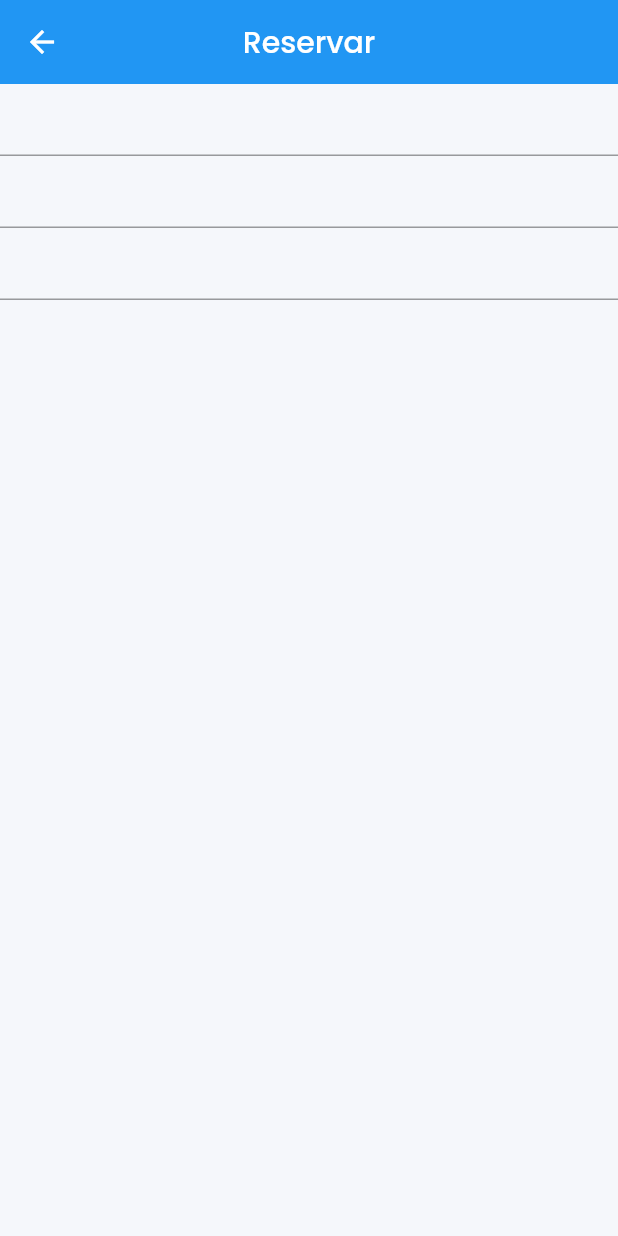
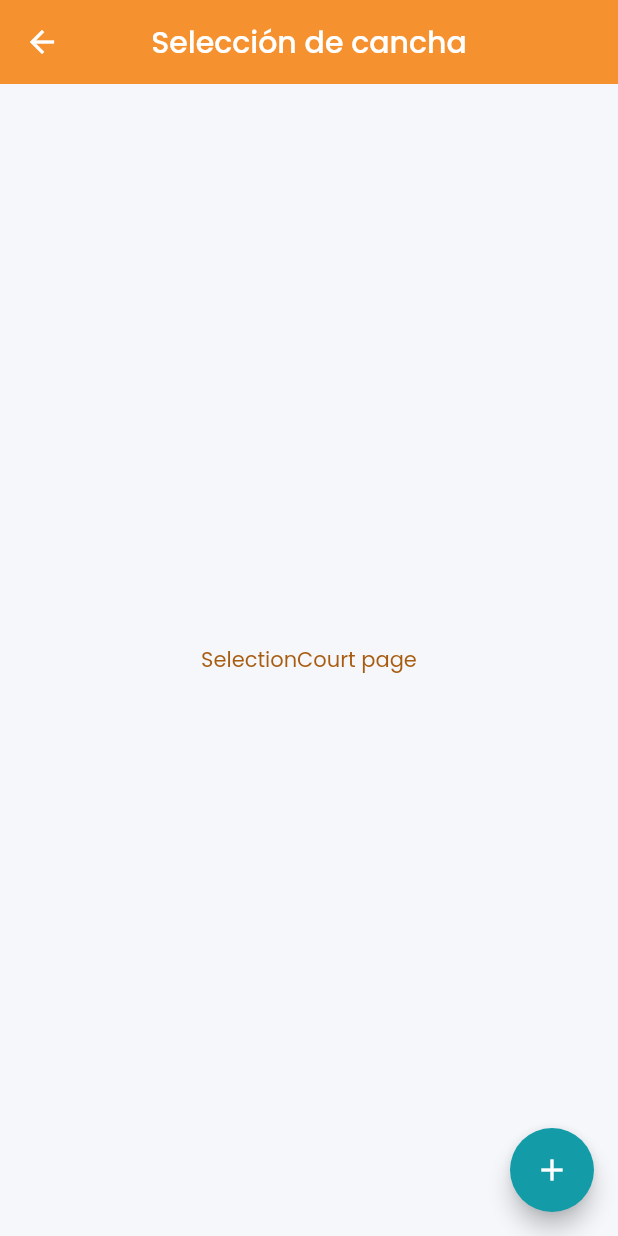
Before and after one commit to alejogrande/agendamientos, a Flutter app: the screen it shows after launch, after a tap on the "add" icon, on a phone screen of 412 x 824 dp. Run offline on Flutter 3.47's test engine with Material 2 defaults, Android fonts, the phone set to English and light mode, and no system bars; our stand-ins replace google_fonts, sqflite; accounts and stored records are empty.

Commit message:
cambio de paleta de colores y creacion de carpetas de seleccion de cancha

```diff
--- a/lib/data/constans.dart
+++ b/lib/data/constans.dart
@@ -2,14 +2,16 @@ class Routes {
   static const String splash = 'splash';
   static const String home = 'home';
   static const String reservation = 'reservation';
+  static const String courtSelection = 'courtSelection';
 }
 
 class Assets {
-   static const String logo = "lib/resources/images/logo.png";
-   static const String splashImage = "lib/resources/images/splash_image.jpg";
-   static const String courtRecreative = "lib/resources/images/splash_image.jpg";
-   static const String courtProfessional = "lib/resources/images/splash_image.jpg";
-   static const String courtTraining = "lib/resources/images/splash_image.jpg";
+  static const String logo = "lib/resources/images/logo.png";
+  static const String splashImage = "lib/resources/images/splash_image.jpg";
+  static const String courtRecreative = "lib/resources/images/splash_image.jpg";
+  static const String courtProfessional =
+      "lib/resources/images/splash_image.jpg";
+  static const String courtTraining = "lib/resources/images/splash_image.jpg";
 }
 
 class Const {
--- a/lib/data/routes/routes.dart
+++ b/lib/data/routes/routes.dart
@@ -1,4 +1,5 @@
 import 'package:agendamientos/data/constans.dart';
+import 'package:agendamientos/features/court_selection/court_selection.dart';
 import 'package:agendamientos/features/home/home_screen.dart';
 import 'package:agendamientos/features/reservation/reservation_screen.dart';
 import 'package:agendamientos/features/splash/splash_screen.dart';
@@ -8,4 +9,5 @@ final Map<String, Widget Function(BuildContext)> appRoutes = {
   Routes.splash: (_) => const SplashScreen(),
   Routes.home: (_) => const HomeScreen(),
   Routes.reservation: (_) => const ReservationScreen(),
+  Routes.courtSelection: (_) => const CourtSelectionScreen(),
 };
--- a/lib/features/court_selection/court_selection.dart
+++ b/lib/features/court_selection/court_selection.dart
@@ -0,0 +1,31 @@
+import 'package:flutter/material.dart';
+import 'package:agendamientos/data/constans.dart';
+
+class CourtSelectionScreen extends StatefulWidget {
+  const CourtSelectionScreen({Key? key}) : super(key: key);
+
+  @override
+
+  _CourtSelectionScreenState createState() => _CourtSelectionScreenState();
+}
+
+class _CourtSelectionScreenState extends State<CourtSelectionScreen> {
+
+  @override
+  void initState() {
+    super.initState();
+  }
+
+  @override
+  Widget build(BuildContext context) {
+    return Scaffold(
+      appBar: AppBar(
+        title: const Text("Selección de cancha"),
+      ),
+      floatingActionButton: FloatingActionButton(
+          onPressed: () => Navigator.pushNamed(context, Routes.reservation),
+          child: const Icon(Icons.add)),
+      body: const Center(child: Text("SelectionCourt page")),
+    );
+  }
+}
--- a/lib/features/home/home_screen.dart
+++ b/lib/features/home/home_screen.dart
@@ -30,7 +30,7 @@ class _HomeScreenState extends State<HomeScreen> {
         title: Text("Reservas"),
       ),
       floatingActionButton: FloatingActionButton(
-          onPressed: () => Navigator.pushNamed(context, Routes.reservation),
+          onPressed: () => Navigator.pushNamed(context, Routes.courtSelection),
           child: const Icon(Icons.add)),
       body: const Center(child: Text("home page")),
     );
--- a/lib/main.dart
+++ b/lib/main.dart
@@ -1,7 +1,7 @@
 import 'package:agendamientos/data/constans.dart';
 import 'package:agendamientos/data/datasources/local_data_sources.dart';
 import 'package:agendamientos/data/routes/routes.dart';
-import 'package:agendamientos/shared_library/themes.dart';
+import 'package:agendamientos/resources/theme/themes.dart';
 import 'package:flutter/material.dart';
 
 void main() {
@@ -21,6 +21,7 @@ class MyApp extends StatelessWidget {
       theme: theme(context),
       routes: appRoutes,
       initialRoute: Routes.splash,
+      themeMode: ThemeMode.light,
     );
   }
 }
--- a/lib/shared_library/themes.dart
+++ b/lib/resources/theme/themes.dart
@@ -4,18 +4,23 @@ import 'package:google_fonts/google_fonts.dart';
 
 ThemeData theme(BuildContext context) {
   return ThemeData(
+    colorScheme: ColorScheme.fromSwatch().copyWith(
+          primary: AppColors.primary,
+          secondary: AppColors.secondary, // Your accent color
+        ),
     brightness: Brightness.light,
+    secondaryHeaderColor: Colors.red,
     backgroundColor: AppColors.background,
     cardColor: AppColors.card,
     disabledColor: AppColors.disabledButton,
     errorColor: AppColors.error,
     hintColor: AppColors.fontSubtitle,
     indicatorColor: AppColors.primary,
-    primaryColorLight: AppColors.primary,
+    primaryColor: AppColors.primary,
     primaryIconTheme: const IconThemeData(
       color: AppColors.fontTitle,
     ),
-    primaryColor: AppColors.primary,
+    // primaryColor: AppColors.primary,
     textSelectionTheme: const TextSelectionThemeData(
       cursorColor: AppColors.primary,
     ),
```
Also changed, not shown: lib/resources/colors.dart (+6 -4 lines).
